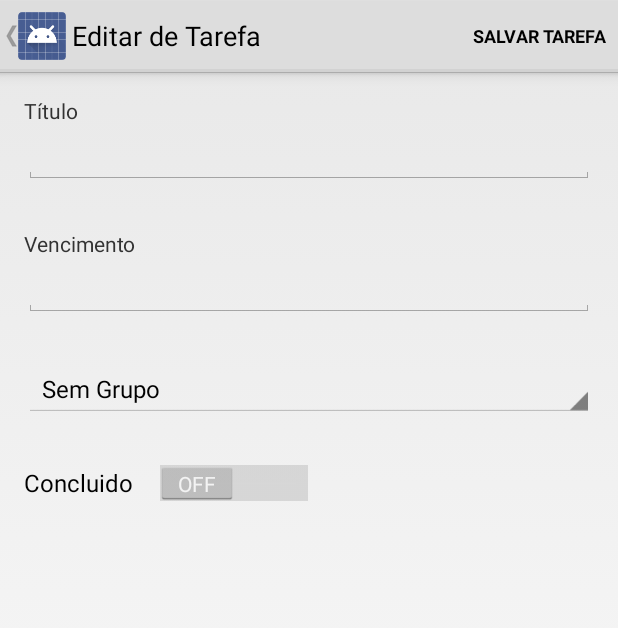
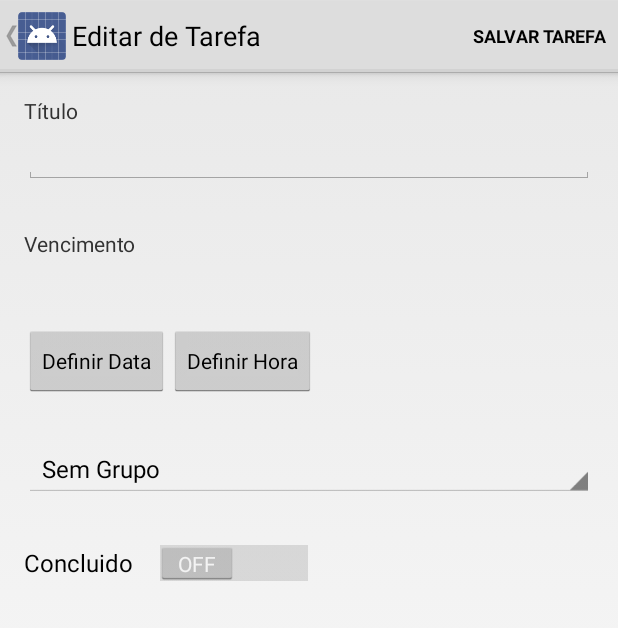
Before and after one commit to ricardo0100/JobsList-Android, an Android app: the EdicaoTarefaActivity screen opened directly, with no data from a screen before it, on a phone screen of 412 x 824 dp. Shown: the top 628 px of the screen. Run offline under Robolectric (Android 15) with nearby library versions, the phone set to English and light mode, and no system bars; 1 statement that could not run was skipped.

```diff
--- a/JobsList/app/src/main/java/br/com/otes06/jobslist/EdicaoTarefaActivity.java
+++ b/JobsList/app/src/main/java/br/com/otes06/jobslist/EdicaoTarefaActivity.java
@@ -2,18 +2,24 @@ package br.com.otes06.jobslist;
 
 import android.app.ActionBar;
 import android.app.Activity;
+import android.app.DatePickerDialog;
+import android.app.TimePickerDialog;
 import android.content.Intent;
 import android.os.Bundle;
 import android.support.v4.app.NavUtils;
 import android.view.Menu;
 import android.view.MenuItem;
+import android.view.View;
 import android.widget.ArrayAdapter;
+import android.widget.Button;
+import android.widget.DatePicker;
 import android.widget.EditText;
 import android.widget.Spinner;
+import android.widget.TextView;
+import android.widget.TimePicker;
 import android.widget.Toast;
 
 import java.text.SimpleDateFormat;
-import java.util.ArrayList;
 import java.util.LinkedList;
 import java.util.List;
 import java.util.Locale;
@@ -32,8 +38,26 @@ public class EdicaoTarefaActivity extends Activity {
     private IListagemDeTarefasGateway tarefaGateway;
 
     private EditText tituloEditText;
-    private EditText vencimentoEditText;
+    private TextView vencimentoTextView;
+    private Button botaoDefinirData;
+    private Button botaoDefinirHora;
     private Spinner grupoSpinner;
+
+    private TimePickerDialog.OnTimeSetListener timePickerListener = new TimePickerDialog.OnTimeSetListener() {
+        @Override
+        public void onTimeSet(TimePicker view, int hourOfDay, int minute) {
+
+        }
+    };
+
+    private DatePickerDialog.OnDateSetListener datePickerListener = new DatePickerDialog.OnDateSetListener() {
+
+        @Override
+        public void onDateSet(DatePicker view, int year, int monthOfYear, int dayOfMonth) {
+
+        }
+    };
+
 
     @Override
     protected void onCreate(Bundle savedInstanceState) {
@@ -43,14 +67,36 @@ public class EdicaoTarefaActivity extends Activity {
         ActionBar actionBar = getActionBar();
         actionBar.setDisplayHomeAsUpEnabled(true);
 
+        this.tituloEditText = (EditText) findViewById(R.id.tituloEditText);
+        this.vencimentoTextView = (TextView) findViewById(R.id.vencimentoTextView);
+        this.botaoDefinirData = (Button) findViewById(R.id.buttonDefinirData);
+        this.botaoDefinirHora = (Button) findViewById(R.id.buttonDefinirHora);
+        this.grupoSpinner = (Spinner) findViewById(R.id.spinnerGrupo);
 
         configurarStruct();
 
-        this.tituloEditText = (EditText) findViewById(R.id.tituloEditText);
-        this.vencimentoEditText = (EditText) findViewById(R.id.vencimentoEditText);
-        this.grupoSpinner = (Spinner) findViewById(R.id.spinnerGrupo);
+        configurarDatePickerVencimento();
+        configurarTimePickerVencimento();
 
         atualizarDados();
+    }
+
+    private void configurarDatePickerVencimento() {
+        this.botaoDefinirData.setOnClickListener(new View.OnClickListener() {
+            @Override
+            public void onClick(View v) {
+                new DatePickerDialog(v.getContext(), datePickerListener, 1999, 07, 04).show();
+            }
+        });
+    }
+
+    private void configurarTimePickerVencimento() {
+        this.botaoDefinirHora.setOnClickListener(new View.OnClickListener() {
+            @Override
+            public void onClick(View v) {
+                new TimePickerDialog(v.getContext(), timePickerListener, 19, 00, true).show();
+            }
+        });
     }
 
     private void atualizarDados() {
@@ -70,9 +116,11 @@ public class EdicaoTarefaActivity extends Activity {
         this.grupoSpinner.setAdapter(dataAdapter);
 
         this.tituloEditText.setText(titulo);
-        this.vencimentoEditText.setText(vencimento);
+        this.vencimentoTextView.setText(vencimento);
 
     }
+
+
 
     private void configurarStruct() {
         this.tarefaGateway = new ListagemDeTarefasGatewayDouble(); //TODO
--- a/JobsList/app/src/main/res/layout/activity_edicao_tarefa.xml
+++ b/JobsList/app/src/main/res/layout/activity_edicao_tarefa.xml
@@ -33,34 +33,55 @@
         android:layout_height="wrap_content"
         android:textAppearance="?android:attr/textAppearanceSmall"
         android:text="Vencimento"
-        android:id="@+id/vencimentoTextView"
+        android:id="@+id/labelVencimentoTextView"
         android:layout_below="@+id/tituloEditText"
         android:layout_alignParentLeft="true"
         android:layout_alignParentStart="true"
         android:layout_marginTop="30dp" />
 
-    <EditText
+    <TextView
         android:layout_width="wrap_content"
         android:layout_height="wrap_content"
-        android:inputType="time"
-        android:ems="10"
-        android:id="@+id/vencimentoEditText"
+        android:textSize="18sp"
+        android:id="@+id/vencimentoTextView"
+        android:layout_below="@+id/labelVencimentoTextView"
+        android:layout_alignParentLeft="true"
+        android:layout_alignParentStart="true"
+        android:layout_alignParentRight="true"
+        android:layout_alignParentEnd="true"
+        android:text="04/07/1988"
+        android:layout_marginTop="10dp"/>
+
+    <Button
+        style="?android:attr/buttonStyleSmall"
+        android:layout_width="wrap_content"
+        android:layout_height="wrap_content"
+        android:text="Definir Data"
+        android:id="@+id/buttonDefinirData"
         android:layout_below="@+id/vencimentoTextView"
         android:layout_alignParentLeft="true"
         android:layout_alignParentStart="true"
-        android:layout_alignParentRight="true"
-        android:layout_alignParentEnd="true" />
+        android:layout_marginTop="10dp"/>
+
+    <Button
+        style="?android:attr/buttonStyleSmall"
+        android:layout_width="wrap_content"
+        android:layout_height="wrap_content"
+        android:text="Definir Hora"
+        android:id="@+id/buttonDefinirHora"
+        android:layout_alignTop="@+id/buttonDefinirData"
+        android:layout_toRightOf="@+id/buttonDefinirData"
+        android:layout_toEndOf="@+id/buttonDefinirData" />
 
     <Spinner
         android:layout_width="wrap_content"
         android:layout_height="wrap_content"
         android:id="@+id/spinnerGrupo"
-        android:layout_marginTop="30dp"
-        android:layout_below="@+id/vencimentoEditText"
+        android:layout_below="@+id/buttonDefinirHora"
         android:layout_alignParentLeft="true"
         android:layout_alignParentStart="true"
-        android:layout_alignRight="@+id/vencimentoEditText"
-        android:layout_alignEnd="@+id/vencimentoEditText" />
+        android:layout_alignParentRight="true"
+        android:layout_marginTop="30dp"/>
 
     <Switch
         android:layout_width="wrap_content"
@@ -70,8 +91,8 @@
         android:layout_below="@+id/spinnerGrupo"
         android:layout_alignParentLeft="true"
         android:layout_alignParentStart="true"
-        android:layout_marginTop="30dp"
-        android:checked="false" />
+        android:checked="false"
+        android:layout_marginTop="30dp"/>
 
 
 </RelativeLayout>
```
